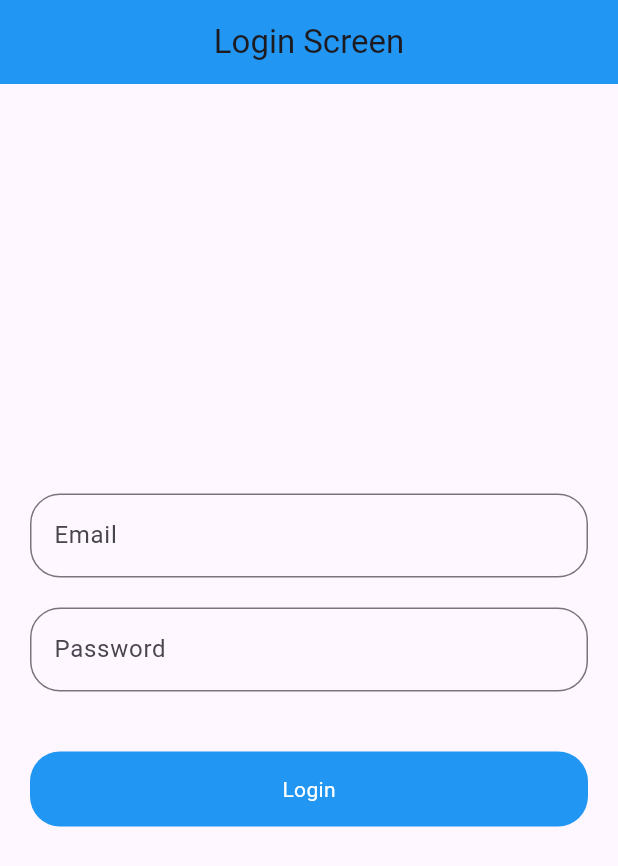
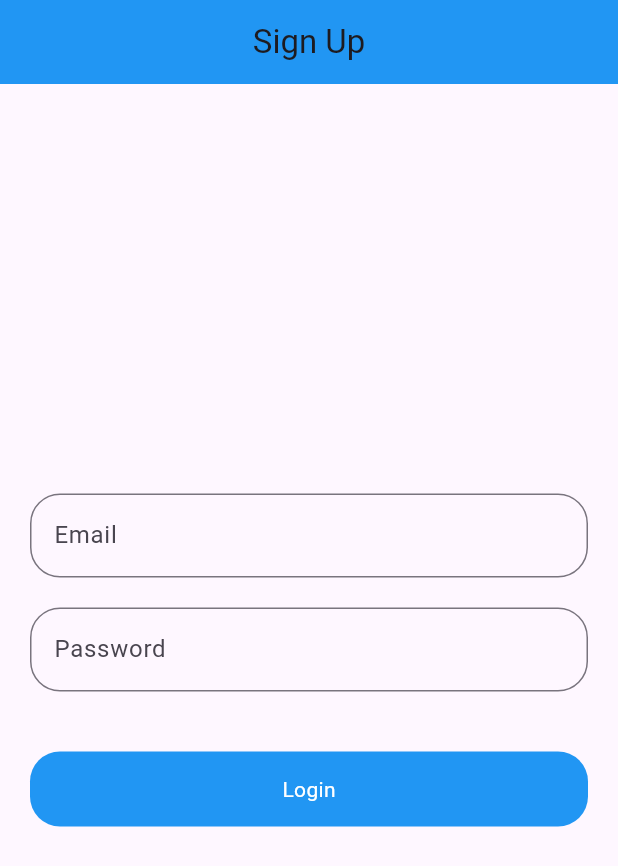
Before and after one commit to Salman-Dev336/Multi_Roles_App_Flutter, a Flutter app: the screen it shows after launch, on a phone screen of 412 x 824 dp. Shown: the top 866 px of the screen. Run offline on Flutter 3.47's test engine with Material 3 defaults, Android fonts, the phone set to English and light mode, and no system bars; our stand-ins replace shared_preferences; network calls fail.

Commit message:
changing login page to signup page

```diff
--- a/lib/login_screen.dart
+++ b/lib/login_screen.dart
@@ -18,7 +18,7 @@ class _LoginScreenState extends State<LoginScreen> {
   Widget build(BuildContext context) {
     return Scaffold(
       appBar: AppBar(
-        title: Text('Login Screen'),
+        title: Text('Sign Up'),
         centerTitle: true,
         backgroundColor: Colors.blue,
         automaticallyImplyLeading: false,
```
